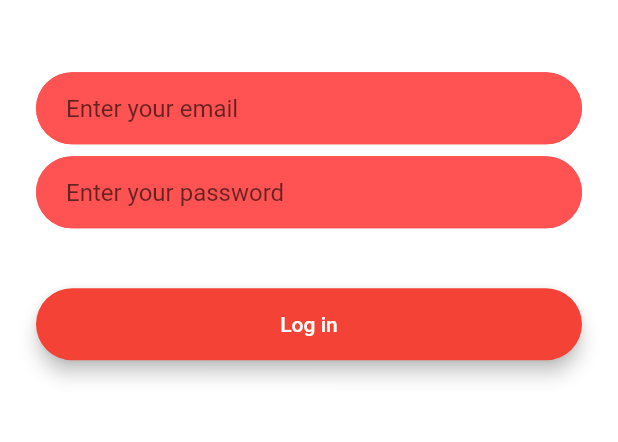
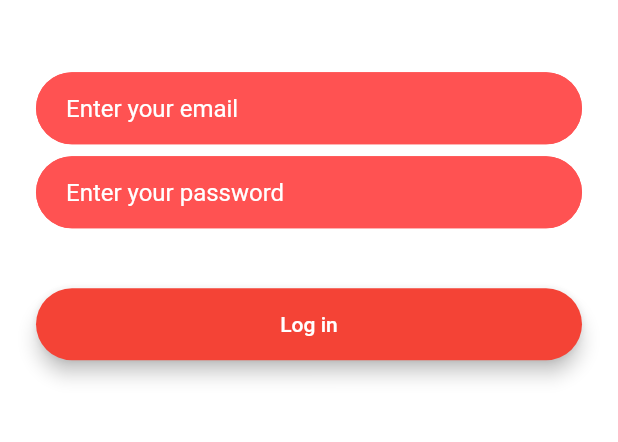
Before and after one commit to AaronH-93/WorkAround, a Flutter app: the screen it shows after launch, after a tap on "Log in", on a phone screen of 412 x 824 dp, the part 470-912 px from its top. Run offline on Flutter 3.47's test engine with Material 2 defaults, Android fonts, the phone set to English and light mode, and no system bars; our stand-ins replace firebase_auth, firebase_core, modal_progress_hud; accounts and stored records are empty.

Commit message:
updates to mid-point prototype

```diff
--- a/lib/main.dart
+++ b/lib/main.dart
@@ -1,4 +1,5 @@
 import 'package:flutter/material.dart';
+import 'package:work_around/screens/settings_screen.dart';
 import 'package:work_around/screens/workout_screen.dart';
 import 'screens/home_screen.dart';
 import 'screens/welcome_screen.dart';
@@ -8,17 +9,17 @@ import 'screens/workout_screen.dart';
 import 'package:quiver/async.dart';
 import 'package:firebase_core/firebase_core.dart';
 
+//
+// void main()  {
+//   WidgetsFlutterBinding.ensureInitialized();
+//   runApp(MyApp());
+// }
 
-void main()  {
+void main() async {
   WidgetsFlutterBinding.ensureInitialized();
+  await Firebase.initializeApp();
   runApp(MyApp());
 }
-
-// void main() async {
-//   WidgetsFlutterBinding.ensureInitialized();
-//   await Firebase.initializeApp();
-//   runApp(MyApp());
-// }
 
 class MyApp extends StatelessWidget {
   @override
@@ -30,7 +31,8 @@ class MyApp extends StatelessWidget {
         LoginScreen.id: (context) => LoginScreen(),
         RegistrationScreen.id: (context) => RegistrationScreen(),
         HomeScreen.id: (context) => HomeScreen(),
-        WorkoutScreen.id: (context) => WorkoutScreen()
+        WorkoutScreen.id: (context) => WorkoutScreen(),
+        SettingsScreen.id: (context) => SettingsScreen()
       },
     );
   }
--- a/lib/screens/home_screen.dart
+++ b/lib/screens/home_screen.dart
@@ -1,5 +1,6 @@
 import 'package:flutter/material.dart';
 import 'package:work_around/components/rounded_button.dart';
+import 'package:work_around/screens/settings_screen.dart';
 import 'workout_screen.dart';
 import 'file:///C:/Users/Salty/AndroidStudioProjects/work_around/lib/widgets/alert_dialog_box.dart';
 import 'package:work_around/widgets/workout_list.dart';
@@ -52,7 +53,7 @@ class _MyHomeScreenState extends State<HomeScreen> {
               DrawerTile(
                 text: 'Settings',
                 onPressed: () {
-                  Navigator.pop(context);
+                  Navigator.pushNamed(context, SettingsScreen.id);
                 },
               ),
               DrawerTile(
--- a/lib/screens/login_screen.dart
+++ b/lib/screens/login_screen.dart
@@ -46,18 +46,22 @@ class _LoginScreenState extends State<LoginScreen> {
                   onChanged: (value) {
                     email = value;
                   },
-                  decoration: kTextFieldDecoration
+                  decoration: kTextFieldDecoration.copyWith(
+                    hintStyle: TextStyle(color: Colors.white),
+                  )
               ),
               SizedBox(
                 height: 8.0,
               ),
               TextField(
+                  obscureText: true,
                   onChanged: (value) {
                     password = value;
                   },
                   decoration: kTextFieldDecoration.copyWith(
-                      hintText: 'Enter your password'
-                  )
+                      hintText: 'Enter your password',
+                    hintStyle: TextStyle(color: Colors.white),
+                  ),
               ),
               SizedBox(
                 height: 24.0,
@@ -65,18 +69,18 @@ class _LoginScreenState extends State<LoginScreen> {
               RoundedButton(
                 color: Colors.red,
                 title: 'Log in',
-                onPressed: () {
+                onPressed: () async {
                   setState(() {
                     spinner = true;
                   });
                   try {
-                    // final returningUser = await _auth.signInWithEmailAndPassword(
-                    //     email: email, password: password);
-                    // if (returningUser != null) {
-                    //   Navigator.pushNamed(context, HomeScreen.id);
-                    // }
+                    final returningUser = await _auth.signInWithEmailAndPassword(
+                        email: email, password: password);
+                    if (returningUser != null) {
+                      Navigator.pushNamed(context, HomeScreen.id);
+                    }
 
-                    Navigator.pushNamed(context, HomeScreen.id);
+                    // Navigator.pushNamed(context, HomeScreen.id);
                     spinner = false;
                   } catch (e) {
                     print(e);
--- a/lib/screens/welcome_screen.dart
+++ b/lib/screens/welcome_screen.dart
@@ -73,12 +73,12 @@ class _WelcomeScreenState extends State<WelcomeScreen>
                 onPressed: () {
                   Navigator.pushNamed(context, RegistrationScreen.id);
                 }),
-            RoundedButton(
-                color: Colors.greenAccent,
-                title: 'Home',
-                onPressed: () {
-                  Navigator.pushNamed(context, HomeScreen.id);
-                }),
+            // RoundedButton(
+            //     color: Colors.greenAccent,
+            //     title: 'Home',
+            //     onPressed: () {
+            //       Navigator.pushNamed(context, HomeScreen.id);
+            //     }),
           ],
         ),
       ),
```
Also changed, not shown: lib/screens/registration_screen.dart (+16 -12 lines), lib/screens/settings_screen.dart (+22 -0 lines), lib/models/exercise_data.dart (line endings or trailing spaces), 3 other files.
